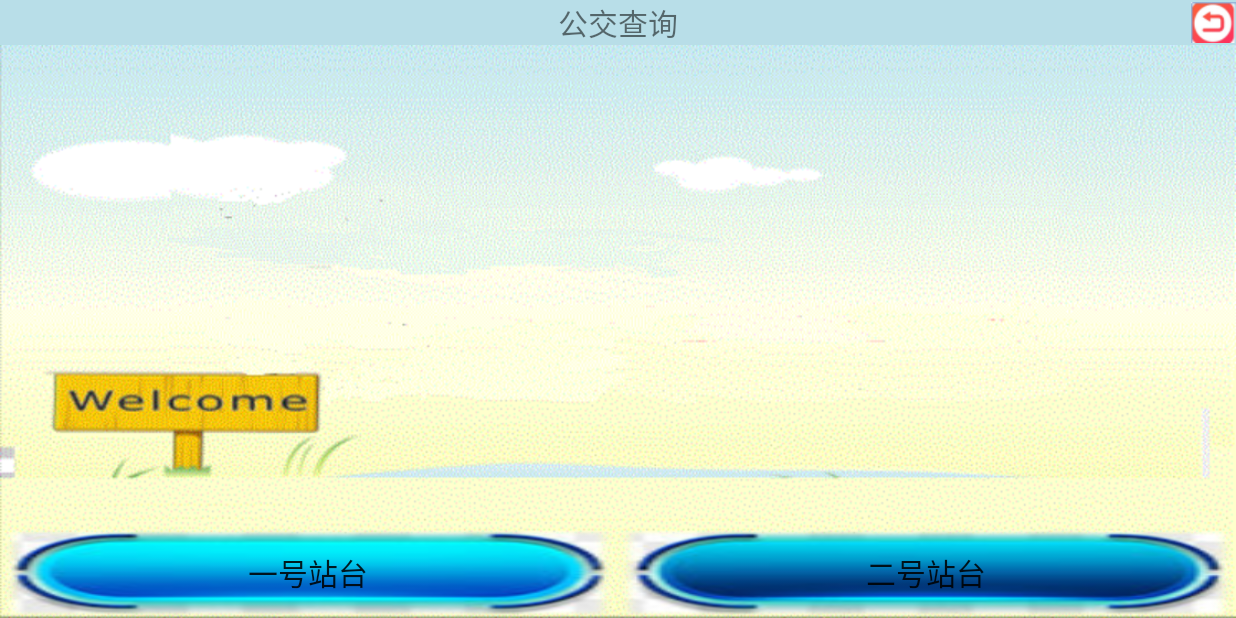
After one commit to marliao/ITS, an Android app: the BusActivity screen opened directly, with no data from a screen before it, on a phone screen of 824 x 412 dp (held sideways). The commit adds this screen. Run offline under Robolectric (Android 15) with nearby library versions, the phone set to English and light mode, and no system bars.

Commit message:
公交查询

```diff
--- a/app/src/main/AndroidManifest.xml
+++ b/app/src/main/AndroidManifest.xml
@@ -41,6 +41,9 @@
         <activity
             android:name=".Activity.StopCarActivity"
             android:launchMode="singleTask"
+            android:screenOrientation="landscape" />
+        <activity android:name=".Activity.BusActivity"
+            android:launchMode="singleTask"
             android:screenOrientation="landscape"></activity>
     </application>
 
--- /dev/null
+++ b/app/src/main/java/com/marliao/intelligenttransportation/Activity/BusActivity.java
@@ -0,0 +1,68 @@
+package com.marliao.intelligenttransportation.Activity;
+
+import android.content.Intent;
+import android.graphics.Color;
+import android.support.v4.app.FragmentManager;
+import android.support.v4.app.FragmentTransaction;
+import android.support.v7.app.AppCompatActivity;
+import android.os.Bundle;
+import android.view.View;
+import android.widget.Button;
+import android.widget.ImageView;
+import android.widget.LinearLayout;
+
+import com.marliao.intelligenttransportation.Fragment.BusStation1Fragment;
+import com.marliao.intelligenttransportation.Fragment.BusStation2Fragment;
+import com.marliao.intelligenttransportation.R;
+
+public class BusActivity extends AppCompatActivity implements View.OnClickListener {
+    private LinearLayout llLayout;
+    private Button btnBusStation1;
+    private Button btnBusStation2;
+    private ImageView ivReturnActivity;
+
+
+    @Override
+    protected void onCreate(Bundle savedInstanceState) {
+        super.onCreate(savedInstanceState);
+        setContentView(R.layout.activity_bus);
+        initUI();
+    }
+
+    private void initUI() {
+        llLayout = (LinearLayout) findViewById(R.id.ll_layout);
+        btnBusStation1 = (Button) findViewById(R.id.btn_bus_station1);
+        btnBusStation2 = (Button) findViewById(R.id.btn_bus_station2);
+        ivReturnActivity = (ImageView) findViewById(R.id.iv_return_activity);
+        btnBusStation1.setOnClickListener(this);
+        btnBusStation2.setOnClickListener(this);
+        ivReturnActivity.setOnClickListener(this);
+    }
+
+    @Override
+    public void onClick(View v) {
+        FragmentManager fragmentManager = getSupportFragmentManager();
+        FragmentTransaction beginTransaction = fragmentManager.beginTransaction();
+        switch (v.getId()) {
+            case R.id.btn_bus_station1:
+                beginTransaction.replace(R.id.ll_layout,new BusStation1Fragment());
+                btnBusStation1.setBackgroundResource(R.drawable.bus_pressed);
+                btnBusStation1.setTextColor(Color.WHITE);
+                btnBusStation2.setBackgroundResource(R.drawable.bus_unpressed);
+                btnBusStation2.setTextColor(Color.BLACK);
+                break;
+            case R.id.btn_bus_station2:
+                beginTransaction.replace(R.id.ll_layout,new BusStation2Fragment());
+                btnBusStation2.setBackgroundResource(R.drawable.bus_pressed);
+                btnBusStation2.setTextColor(Color.WHITE);
+                btnBusStation1.setBackgroundResource(R.drawable.bus_unpressed);
+                btnBusStation1.setTextColor(Color.BLACK);
+                break;
+            case R.id.iv_return_activity:
+                startActivity(new Intent(BusActivity.this,MainActivity.class));
+                finish();
+                break;
+        }
+        beginTransaction.commit();
+    }
+}
--- a/app/src/main/java/com/marliao/intelligenttransportation/Activity/MainActivity.java
+++ b/app/src/main/java/com/marliao/intelligenttransportation/Activity/MainActivity.java
@@ -177,6 +177,7 @@ public class MainActivity extends AppCompatActivity implements View.OnClickListe
                 startActivity(new Intent(MainActivity.this, StopCarActivity.class));
                 break;
             case R.id.ll_title_bus://公交查询
+                startActivity(new Intent(MainActivity.this, BusActivity.class));
                 break;
             case R.id.ll_title_road://道路环境
                 break;
--- /dev/null
+++ b/app/src/main/res/layout/activity_bus.xml
@@ -0,0 +1,62 @@
+<?xml version="1.0" encoding="utf-8"?>
+<RelativeLayout xmlns:android="http://schemas.android.com/apk/res/android"
+    xmlns:tools="http://schemas.android.com/tools"
+    android:layout_width="match_parent"
+    android:layout_height="match_parent"
+    android:background="@drawable/bg"
+    tools:context=".Activity.BusActivity">
+
+    <RelativeLayout
+        android:id="@+id/rl_head"
+        android:layout_width="match_parent"
+        android:layout_height="wrap_content"
+        android:background="#B8DEE8">
+
+        <ImageView
+            android:id="@+id/iv_return_activity"
+            android:layout_width="30dp"
+            android:layout_height="30dp"
+            android:layout_alignParentRight="true"
+            android:src="@drawable/returnactivity" />
+
+        <TextView
+            android:layout_width="wrap_content"
+            android:layout_height="wrap_content"
+            android:layout_centerInParent="true"
+            android:text="公交查询"
+            android:textSize="20sp" />
+    </RelativeLayout>
+
+    <LinearLayout
+        android:id="@+id/ll_layout"
+        android:layout_width="match_parent"
+        android:layout_height="match_parent"
+        android:layout_below="@+id/rl_head"
+        android:layout_marginBottom="60dp"
+        android:orientation="vertical"></LinearLayout>
+
+    <LinearLayout
+        android:layout_width="match_parent"
+        android:layout_height="wrap_content"
+        android:layout_alignParentBottom="true">
+
+        <Button
+            android:id="@+id/btn_bus_station1"
+            android:layout_width="wrap_content"
+            android:layout_height="60dp"
+            android:layout_weight="1"
+            android:background="@drawable/bus_pressed"
+            android:text="一号站台"
+            android:textSize="20sp" />
+
+        <Button
+            android:id="@+id/btn_bus_station2"
+            android:layout_width="wrap_content"
+            android:layout_height="60dp"
+            android:layout_weight="1"
+            android:background="@drawable/bus_unpressed"
+            android:text="二号站台"
+            android:textSize="20sp" />
+    </LinearLayout>
+
+</RelativeLayout>
--- a/app/src/main/res/values/strings.xml
+++ b/app/src/main/res/values/strings.xml
@@ -7,4 +7,7 @@
     <string name="nav_header_subtitle">android.studio@android.com</string>
     <string name="nav_header_desc">Navigation header</string>
     <string name="action_settings">Settings</string>
+
+    <!-- TODO: Remove or change this placeholder text -->
+    <string name="hello_blank_fragment">Hello blank fragment</string>
 </resources>
```
Also changed, not shown: app/src/main/java/com/marliao/intelligenttransportation/Fragment/BusStation1Fragment.java (added, +103 -0 lines), app/src/main/java/com/marliao/intelligenttransportation/Fragment/BusStation2Fragment.java (added, +97 -0 lines), app/src/main/res/layout/fragment_bus_station1.xml (added, +60 -0 lines), app/src/main/res/layout/fragment_bus_station2.xml (added, +60 -0 lines), app/src/main/res/drawable/bus_pressed.png (added), app/src/main/res/drawable/bus_unpressed.png (added).
